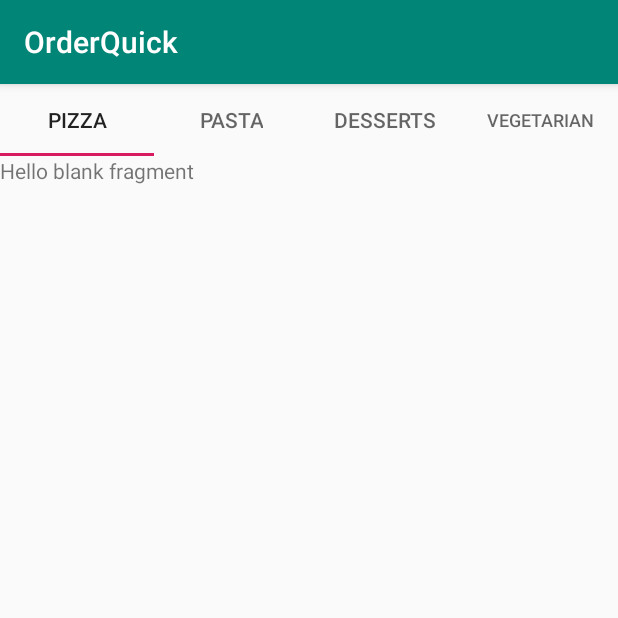
After one commit to sergiunimat/OrderQuick, an Android app: the MainCustomerView screen opened directly, with no data from a screen before it, on a phone screen of 412 x 824 dp, the top half of it. The commit adds this screen. Run offline under Robolectric (Android 15) with nearby library versions, the phone set to English and light mode, and no system bars.

Commit message:
Customer main activity, Fragments, enable log in

```diff
--- a/app/build.gradle
+++ b/app/build.gradle
@@ -23,7 +23,9 @@ dependencies {
     implementation fileTree(dir: 'libs', include: ['*.jar'])
     implementation 'androidx.appcompat:appcompat:1.1.0'
     implementation 'androidx.constraintlayout:constraintlayout:1.1.3'
+    implementation 'androidx.legacy:legacy-support-v4:1.0.0'
     testImplementation 'junit:junit:4.12'
     androidTestImplementation 'androidx.test.ext:junit:1.1.1'
     androidTestImplementation 'androidx.test.espresso:espresso-core:3.2.0'
+    implementation 'com.google.android.material:material:1.1.0'
 }
--- a/app/src/main/AndroidManifest.xml
+++ b/app/src/main/AndroidManifest.xml
@@ -9,6 +9,7 @@
         android:roundIcon="@mipmap/ic_launcher_round"
         android:supportsRtl="true"
         android:theme="@style/AppTheme">
+        <activity android:name=".MainCustomerView"></activity>
         <activity android:name=".LogIn">
             <intent-filter>
                 <action android:name="android.intent.action.MAIN" />
--- a/app/src/main/java/com/example/orderquick/LogIn.java
+++ b/app/src/main/java/com/example/orderquick/LogIn.java
@@ -47,6 +47,10 @@ public class LogIn extends BaseAppClass {
                          //init global user. when login
                          APPLICATION_CURRENT_USER = cuser;
                          // - if global user role is 3 - go customer views
+                         if (APPLICATION_CURRENT_USER.getRole()==3){
+                             Intent maincustomerView = new Intent(v.getContext(),MainCustomerView.class);
+                             startActivity(maincustomerView);
+                         }
                          // - if global user role is 2 - go restaurant views
                          // - if global user role is 1 - go admin views
                      }
--- /dev/null
+++ b/app/src/main/java/com/example/orderquick/MainCustomerView.java
@@ -0,0 +1,56 @@
+package com.example.orderquick;
+
+import androidx.appcompat.app.AppCompatActivity;
+import androidx.viewpager.widget.PagerAdapter;
+import androidx.viewpager.widget.ViewPager;
+
+import android.os.Bundle;
+
+import com.google.android.material.tabs.TabItem;
+import com.google.android.material.tabs.TabLayout;
+
+public class MainCustomerView extends AppCompatActivity {
+
+    private TabLayout tabLayout;
+    private ViewPager viewPager;
+    private TabItem pizza,pasta,desserts,vegetarian;
+    public PagerAdapter pagerAdapter;
+
+    @Override
+    protected void onCreate(Bundle savedInstanceState) {
+        super.onCreate(savedInstanceState);
+        setContentView(R.layout.activity_main_customer_view);
+
+        //init
+        tabLayout = (TabLayout)findViewById(R.id.customer_main_tabulator_id);
+        pizza = (TabItem)findViewById(R.id.customer_main_pizza_item_id);
+        pasta = (TabItem)findViewById(R.id.customer_main_pasta_item_id);
+        desserts = (TabItem)findViewById(R.id.customer_main_desserts_item_id);
+        vegetarian = (TabItem)findViewById(R.id.customer_main_vegetarian_item_id);
+        viewPager = (ViewPager)findViewById(R.id.customer_main_viewpager_id);
+        pagerAdapter = new PageAdapter(getSupportFragmentManager(),tabLayout.getTabCount());
+        viewPager.setAdapter(pagerAdapter);
+
+        tabLayout.setOnTabSelectedListener(new TabLayout.OnTabSelectedListener() {
+            @Override
+            public void onTabSelected(TabLayout.Tab tab) {
+                viewPager.setCurrentItem(tab.getPosition());
+                if(tab.getPosition()==0){pagerAdapter.notifyDataSetChanged();}
+                else if(tab.getPosition()==1){pagerAdapter.notifyDataSetChanged();}
+                else if(tab.getPosition()==2){pagerAdapter.notifyDataSetChanged();}
+                else if(tab.getPosition()==3){pagerAdapter.notifyDataSetChanged();}
+            }
+
+            @Override
+            public void onTabUnselected(TabLayout.Tab tab) {
+
+            }
+
+            @Override
+            public void onTabReselected(TabLayout.Tab tab) {
+
+            }
+        });
+                viewPager.addOnPageChangeListener(new TabLayout.TabLayoutOnPageChangeListener(tabLayout));
+    }
+}
--- /dev/null
+++ b/app/src/main/java/com/example/orderquick/PageAdapter.java
@@ -0,0 +1,43 @@
+package com.example.orderquick;
+
+import androidx.annotation.NonNull;
+import androidx.fragment.app.Fragment;
+import androidx.fragment.app.FragmentManager;
+import androidx.fragment.app.FragmentPagerAdapter;
+
+public class PageAdapter extends FragmentPagerAdapter {
+
+    private int tabNum;
+    public PageAdapter(@NonNull FragmentManager fm, int itabNum) {
+        super(fm);
+        this.tabNum = itabNum;
+    }
+
+    @NonNull
+    @Override
+    public Fragment getItem(int position) {
+        //define tabs
+        switch (position){
+            case 0:
+                return new PizzaFragment();
+            case 1:
+                return new PastaFragment();
+            case 2:
+                return new DessertFragment();
+            case 3:
+                return new VegetarianFragment();
+            default:
+                return null;
+        }
+    }
+
+    @Override
+    public int getCount() {
+        return tabNum;
+    }
+
+    @Override
+    public int getItemPosition(@NonNull Object object) {
+        return POSITION_NONE;
+    }
+}
--- /dev/null
+++ b/app/src/main/java/com/example/orderquick/PastaFragment.java
@@ -0,0 +1,31 @@
+package com.example.orderquick;
+
+
+import android.os.Bundle;
+
+import androidx.fragment.app.Fragment;
+
+import android.view.LayoutInflater;
+import android.view.View;
+import android.view.ViewGroup;
+
+
+/**
+ * A simple {@link Fragment} subclass.
+ */
+public class PastaFragment extends Fragment {
+
+
+    public PastaFragment() {
+        // Required empty public constructor
+    }
+
+
+    @Override
+    public View onCreateView(LayoutInflater inflater, ViewGroup container,
+                             Bundle savedInstanceState) {
+        // Inflate the layout for this fragment
+        return inflater.inflate(R.layout.fragment_pasta, container, false);
+    }
+
+}
--- /dev/null
+++ b/app/src/main/java/com/example/orderquick/PizzaFragment.java
@@ -0,0 +1,31 @@
+package com.example.orderquick;
+
+
+import android.os.Bundle;
+
+import androidx.fragment.app.Fragment;
+
+import android.view.LayoutInflater;
+import android.view.View;
+import android.view.ViewGroup;
+
+
+/**
+ * A simple {@link Fragment} subclass.
+ */
+public class PizzaFragment extends Fragment {
+
+
+    public PizzaFragment() {
+        // Required empty public constructor
+    }
+
+
+    @Override
+    public View onCreateView(LayoutInflater inflater, ViewGroup container,
+                             Bundle savedInstanceState) {
+        // Inflate the layout for this fragment
+        return inflater.inflate(R.layout.fragment_pizza, container, false);
+    }
+
+}
--- /dev/null
+++ b/app/src/main/res/layout/activity_main_customer_view.xml
@@ -0,0 +1,45 @@
+<?xml version="1.0" encoding="utf-8"?>
+<RelativeLayout
+    xmlns:android="http://schemas.android.com/apk/res/android"
+    xmlns:app="http://schemas.android.com/apk/res-auto"
+    xmlns:tools="http://schemas.android.com/tools"
+    android:layout_width="match_parent"
+    android:layout_height="match_parent"
+    tools:context=".MainCustomerView">
+
+
+    <com.google.android.material.tabs.TabLayout
+        android:layout_width="match_parent"
+        android:id="@+id/customer_main_tabulator_id"
+        android:layout_height="wrap_content">
+
+        <com.google.android.material.tabs.TabItem
+            android:id="@+id/customer_main_pizza_item_id"
+            android:layout_width="wrap_content"
+            android:layout_height="wrap_content"
+            android:text="Pizza" />
+
+        <com.google.android.material.tabs.TabItem
+            android:id="@+id/customer_main_pasta_item_id"
+            android:layout_width="wrap_content"
+            android:layout_height="wrap_content"
+            android:text="Pasta" />
+
+        <com.google.android.material.tabs.TabItem
+            android:id="@+id/customer_main_desserts_item_id"
+            android:layout_width="wrap_content"
+            android:layout_height="wrap_content"
+            android:text="Desserts" />
+        <com.google.android.material.tabs.TabItem
+            android:id="@+id/customer_main_vegetarian_item_id"
+            android:layout_width="wrap_content"
+            android:layout_height="wrap_content"
+            android:text="Vegetarian" />
+    </com.google.android.material.tabs.TabLayout>
+
+    <androidx.viewpager.widget.ViewPager
+        android:layout_below="@+id/customer_main_tabulator_id"
+        android:layout_width="wrap_content"
+        android:layout_height="wrap_content"
+        android:id="@+id/customer_main_viewpager_id"/>
+</RelativeLayout>
--- /dev/null
+++ b/app/src/main/res/layout/fragment_pizza.xml
@@ -0,0 +1,14 @@
+<?xml version="1.0" encoding="utf-8"?>
+<FrameLayout xmlns:android="http://schemas.android.com/apk/res/android"
+    xmlns:tools="http://schemas.android.com/tools"
+    android:layout_width="match_parent"
+    android:layout_height="match_parent"
+    tools:context=".PizzaFragment">
+
+    <!-- TODO: Update blank fragment layout -->
+    <TextView
+        android:layout_width="match_parent"
+        android:layout_height="match_parent"
+        android:text="@string/hello_blank_fragment" />
+
+</FrameLayout>
--- a/app/src/main/res/values/strings.xml
+++ b/app/src/main/res/values/strings.xml
@@ -1,3 +1,6 @@
 <resources>
     <string name="app_name">OrderQuick</string>
+
+    <!-- TODO: Remove or change this placeholder text -->
+    <string name="hello_blank_fragment">Hello blank fragment</string>
 </resources>
```
Also changed, not shown: app/src/main/java/com/example/orderquick/DessertFragment.java (added, +31 -0 lines), app/src/main/java/com/example/orderquick/VegetarianFragment.java (added, +31 -0 lines), app/src/main/res/layout/fragment_dessert.xml (added, +14 -0 lines), app/src/main/res/layout/fragment_pasta.xml (added, +14 -0 lines), app/src/main/res/layout/fragment_vegetarian.xml (added, +14 -0 lines).
